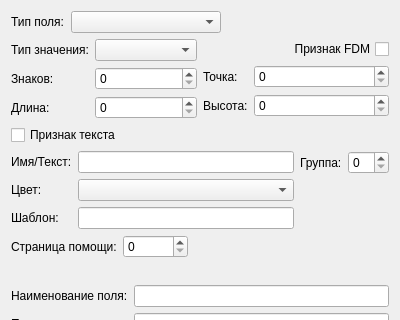
Qt form rsrescore/controlpropertysdlg.ui (Smitt64/ResEditor) before a commit; both pictures show x 0 to 400 and y 0 to 320 of the 400 by 504 pixel window.
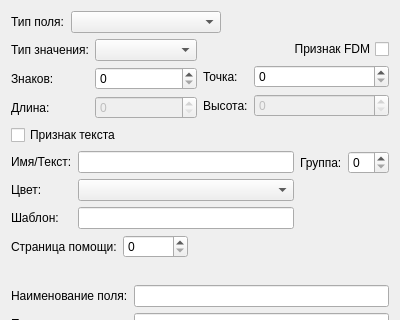
The same form after that commit. Custom widgets are drawn as their Qt base class.

```diff
--- a/rsrescore/controlpropertysdlg.ui
+++ b/rsrescore/controlpropertysdlg.ui
@@ -89,7 +89,11 @@
         </widget>
        </item>
        <item row="2" column="1">
-        <widget class="QSpinBox" name="length"/>
+        <widget class="QSpinBox" name="length">
+         <property name="enabled">
+          <bool>false</bool>
+         </property>
+        </widget>
        </item>
       </layout>
      </item>
@@ -125,7 +129,11 @@
           </widget>
          </item>
          <item row="1" column="1">
-          <widget class="QSpinBox" name="lines"/>
+          <widget class="QSpinBox" name="lines">
+           <property name="enabled">
+            <bool>false</bool>
+           </property>
+          </widget>
          </item>
         </layout>
        </item>
```
